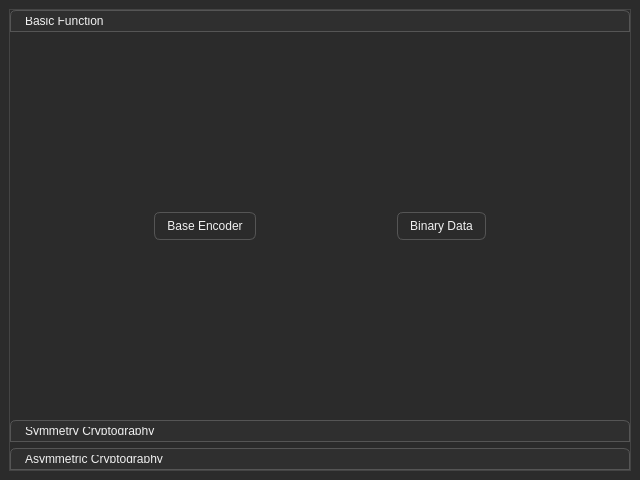
Before: the Qt Designer form aisio-gui/ui/launcher_window.ui in TaiwanMiya/Ais.IO, drawn with Qt 5.
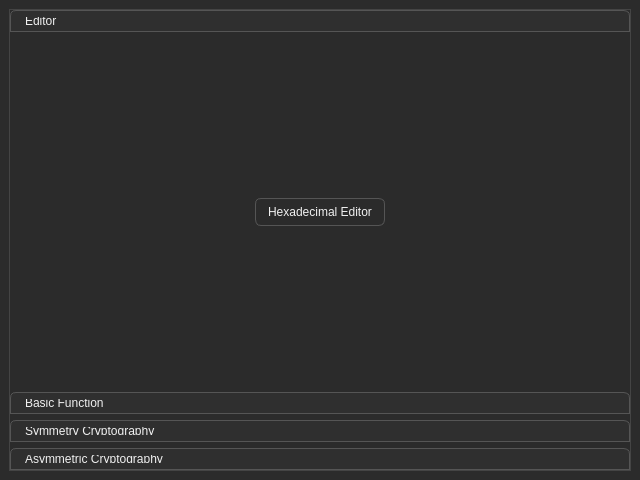
After: the same form once the commit is applied.

Commit message: v1.0.13-beta (Qt6 Hexadecimal editor Beta is completed!!!)

```diff
--- a/aisio-gui/ui/launcher_window.ui
+++ b/aisio-gui/ui/launcher_window.ui
@@ -85,13 +85,39 @@
       <property name="currentIndex">
        <number>0</number>
       </property>
+      <widget class="QWidget" name="editorPage">
+       <attribute name="label">
+        <string>Editor</string>
+       </attribute>
+       <layout class="QGridLayout" name="gridLayout_4">
+        <item row="0" column="0">
+         <widget class="QPushButton" name="hexadecimalEditorPushButton">
+          <property name="sizePolicy">
+           <sizepolicy hsizetype="Fixed" vsizetype="Fixed">
+            <horstretch>0</horstretch>
+            <verstretch>0</verstretch>
+           </sizepolicy>
+          </property>
+          <property name="text">
+           <string>Hexadecimal Editor</string>
+          </property>
+          <property name="autoRepeat">
+           <bool>false</bool>
+          </property>
+          <property name="autoExclusive">
+           <bool>false</bool>
+          </property>
+         </widget>
+        </item>
+       </layout>
+      </widget>
       <widget class="QWidget" name="basicPage">
        <property name="geometry">
         <rect>
          <x>0</x>
          <y>0</y>
          <width>620</width>
-         <height>373</height>
+         <height>344</height>
         </rect>
        </property>
        <attribute name="label">
```
Left out of the diff: 4 changed lines with no effect on the pictures. The commit also changes 26 other files.
